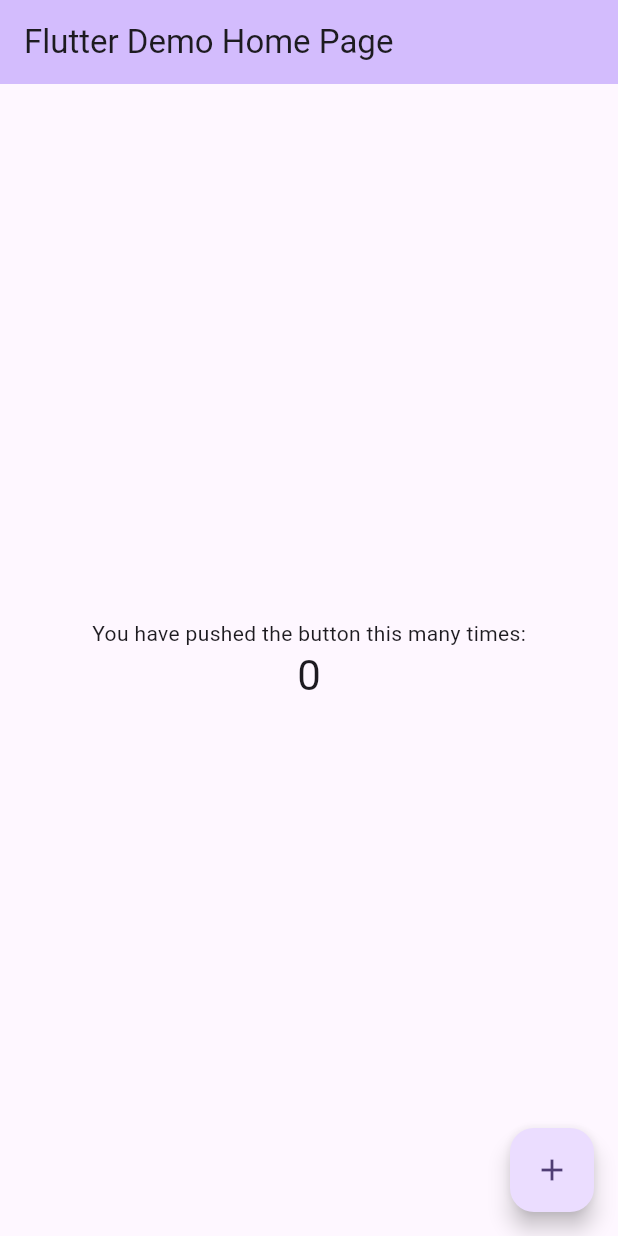
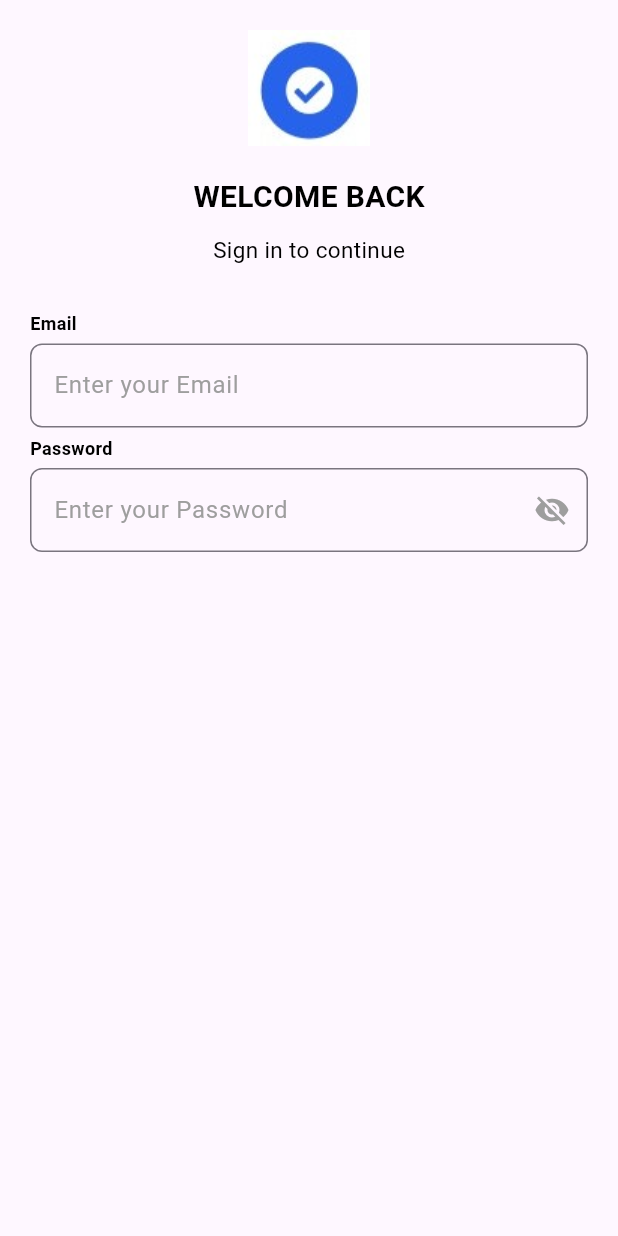
Before and after one commit to mobikodeStudio/todo_flutter_app, a Flutter app: the screen it shows after launch, on a phone screen of 412 x 824 dp. Run offline on Flutter 3.47's test engine with Material 3 defaults, Android fonts, the phone set to English and light mode, and no system bars.

Commit message:
Login Page Code

```diff
--- a/lib/main.dart
+++ b/lib/main.dart
@@ -1,4 +1,6 @@
 import 'package:flutter/material.dart';
+
+import 'package:untitled5/presentation/login/login_screen.dart';
 
 void main() {
   runApp(const MyApp());
@@ -14,7 +16,7 @@ class MyApp extends StatelessWidget {
       theme: ThemeData(
         colorScheme: ColorScheme.fromSeed(seedColor: Colors.deepPurple),
       ),
-      home: const MyHomePage(title: 'Flutter Demo Home Page'),
+      home: const LoginPage(),
     );
   }
 }
--- /dev/null
+++ b/lib/presentation/login/login_screen.dart
@@ -0,0 +1,99 @@
+import 'package:flutter/material.dart';
+
+class LoginPage extends StatefulWidget {
+  const LoginPage({super.key});
+
+  @override
+  State<LoginPage> createState() => _LoginPageState();
+}
+
+class _LoginPageState extends State<LoginPage> {
+  final TextEditingController emailController = TextEditingController();
+  final TextEditingController passwordController = TextEditingController();
+  bool _obscurePassword = true;
+
+  @override
+  Widget build(BuildContext context) {
+    return Scaffold(
+      body: Padding(
+        padding: const EdgeInsets.all(20.0),
+        child: Column(
+          crossAxisAlignment: CrossAxisAlignment.start,
+          children: [
+            Center(child: Image.asset('assets/images/todo.jpg')),
+            const SizedBox(height: 20),
+            const Center(
+              child: Text(
+                'WELCOME BACK',
+                style: TextStyle(
+                  fontSize: 20,
+                  fontWeight: FontWeight.bold,
+                  color: Colors.black,
+                ),
+              ),
+            ),
+            const SizedBox(height: 10),
+            const Center(
+              child: Text(
+                'Sign in to continue',
+                style: TextStyle(fontSize: 15, color: Colors.black),
+              ),
+            ),
+            const SizedBox(height: 30),
+            const Text(
+              'Email',
+              style: TextStyle(
+                fontSize: 12,
+                fontWeight: FontWeight.bold,
+                color: Colors.black,
+              ),
+            ),
+            const SizedBox(height: 5),
+            TextField(
+              controller: emailController,
+              decoration: InputDecoration(
+                hintText: 'Enter your Email',
+                hintStyle: const TextStyle(color: Colors.grey),
+                border: OutlineInputBorder(
+                  borderRadius: BorderRadius.circular(8.0),
+                ),
+              ),
+            ),
+            const SizedBox(height: 5),
+            const Text(
+              'Password',
+              style: TextStyle(
+                fontSize: 12,
+                fontWeight: FontWeight.bold,
+                color: Colors.black,
+              ),
+            ),
+            const SizedBox(height: 5),
+            TextField(
+              controller: passwordController,
+              obscureText: _obscurePassword,
+              decoration: InputDecoration(
+                hintText: 'Enter your Password',
+                hintStyle: const TextStyle(color: Colors.grey),
+                border: OutlineInputBorder(
+                  borderRadius: BorderRadius.circular(8.0),
+                ),
+                suffixIcon: IconButton(
+                  icon: Icon(
+                    _obscurePassword ? Icons.visibility_off : Icons.visibility,
+                    color: Colors.grey,
+                  ),
+                  onPressed: () {
+                    setState(() {
+                      _obscurePassword = !_obscurePassword;
+                    });
+                  },
+                ),
+              ),
+            ),
+          ],
+        ),
+      ),
+    );
+  }
+}
```
Also changed, not shown: pubspec.yaml (+5 -68 lines), assets/images/todo.jpg (added), pubspec.lock.
